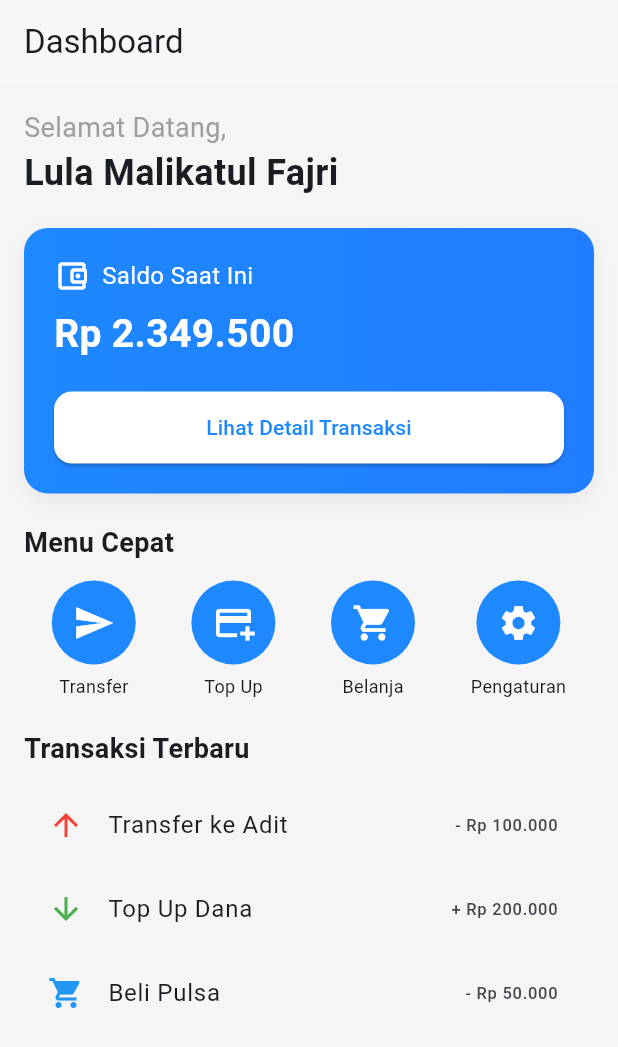
After one commit to lulamalik23/prak-mobilelanjut-2307051011, a Flutter app: the DashboardScreen screen opened by its route, on a phone screen of 412 x 824 dp. The commit adds this screen. Shown: the top 1047 px of the screen. Run offline on Flutter 3.47's test engine with Material 3 defaults, Android fonts, the phone set to English and light mode, and no system bars.

Commit message:
Membuat tampilan dashboard

```diff
--- a/lib/main.dart
+++ b/lib/main.dart
@@ -1,6 +1,7 @@
 import 'package:flutter/material.dart';
 import 'screens/login_screen.dart';
 import 'screens/signup_screen.dart';
+import 'package:myapp/screens/dashboard_screen.dart'; // ✅ sudah diimport
 
 void main() => runApp(const JustduitApp());
 
@@ -42,6 +43,7 @@ class JustduitApp extends StatelessWidget {
       routes: {
         '/': (context) => const LoginScreen(), // default = Sign In
         '/signup': (context) => const SignupScreen(),
+        '/dashboard': (context) => const DashboardScreen(), //
       }, // routes
     ); // MaterialApp
   }
--- /dev/null
+++ b/lib/screens/dashboard_screen.dart
@@ -0,0 +1,157 @@
+import 'package:flutter/material.dart';
+
+class DashboardScreen extends StatelessWidget {
+  static const String route = '/dashboard';
+
+  const DashboardScreen({super.key});
+
+  @override
+  Widget build(BuildContext context) {
+    return Scaffold(
+      backgroundColor: Colors.grey[100], // Latar belakang abu-abu muda
+      appBar: AppBar(
+        title: const Text('Dashboard'),
+        backgroundColor: Colors.white,
+        elevation: 1,
+        automaticallyImplyLeading: false,
+      ),
+      body: ListView(
+        padding: const EdgeInsets.all(16.0), // Jarak dari tepi layar
+        children: [
+          // --- Teks Sapaan ---
+          const Text(
+            'Selamat Datang,',
+            style: TextStyle(fontSize: 18, color: Colors.grey),
+          ),
+          const Text(
+            'Lula Malikatul Fajri',
+            style: TextStyle(fontSize: 24, fontWeight: FontWeight.bold),
+          ),
+          const SizedBox(height: 20),
+
+          // --- Kartu Informasi Saldo ---
+          Container(
+            width: double.infinity,
+            padding: const EdgeInsets.all(20),
+            decoration: BoxDecoration(
+              gradient: const LinearGradient(
+                colors: [Color(0xFF1E88FF), Color(0xFF207DFF)],
+              ),
+              borderRadius: BorderRadius.circular(16),
+              boxShadow: [
+                BoxShadow(
+                  color: Colors.grey.withOpacity(0.15),
+                  blurRadius: 10,
+                  offset: const Offset(0, 5),
+                ),
+              ],
+            ),
+            child: Column(
+              crossAxisAlignment: CrossAxisAlignment.start,
+              children: [
+                // Judul saldo
+                Row(
+                  children: const [
+                    Icon(
+                      Icons.account_balance_wallet_outlined,
+                      color: Colors.white,
+                    ),
+                    SizedBox(width: 8),
+                    Text(
+                      'Saldo Saat Ini',
+                      style: TextStyle(fontSize: 16, color: Colors.white),
+                    ),
+                  ],
+                ),
+                const SizedBox(height: 8),
+                const Text(
+                  'Rp 2.349.500',
+                  style: TextStyle(
+                    fontSize: 26,
+                    fontWeight: FontWeight.bold,
+                    color: Colors.white,
+                  ),
+                ),
+                const SizedBox(height: 20),
+
+                // Tombol lihat detail transaksi
+                SizedBox(
+                  width: double.infinity,
+                  child: ElevatedButton(
+                    onPressed: () {},
+                    style: ElevatedButton.styleFrom(
+                      backgroundColor: Colors.white,
+                      foregroundColor: const Color(0xFF1E88FF),
+                      padding: const EdgeInsets.symmetric(vertical: 14),
+                      shape: RoundedRectangleBorder(
+                        borderRadius: BorderRadius.circular(12),
+                      ),
+                    ),
+                    child: const Text('Lihat Detail Transaksi'),
+                  ),
+                ),
+              ],
+            ),
+          ),
+
+          const SizedBox(height: 20),
+
+          // --- Menu Cepat ---
+          const Text(
+            'Menu Cepat',
+            style: TextStyle(fontSize: 18, fontWeight: FontWeight.bold),
+          ),
+          const SizedBox(height: 12),
+          Row(
+            mainAxisAlignment: MainAxisAlignment.spaceAround,
+            children: [
+              _buildQuickAction(Icons.send, 'Transfer'),
+              _buildQuickAction(Icons.add_card, 'Top Up'),
+              _buildQuickAction(Icons.shopping_cart, 'Belanja'),
+              _buildQuickAction(Icons.settings, 'Pengaturan'),
+            ],
+          ),
+
+          const SizedBox(height: 20),
+
+          // --- Transaksi Terbaru ---
+          const Text(
+            'Transaksi Terbaru',
+            style: TextStyle(fontSize: 18, fontWeight: FontWeight.bold),
+          ),
+          const SizedBox(height: 10),
+          const ListTile(
+            leading: Icon(Icons.arrow_upward, color: Colors.red),
+            title: Text('Transfer ke Adit'),
+            trailing: Text('- Rp 100.000'),
+          ),
+          const ListTile(
+            leading: Icon(Icons.arrow_downward, color: Colors.green),
+            title: Text('Top Up Dana'),
+            trailing: Text('+ Rp 200.000'),
+          ),
+          const ListTile(
+            leading: Icon(Icons.shopping_cart, color: Colors.blue),
+            title: Text('Beli Pulsa'),
+            trailing: Text('- Rp 50.000'),
+          ),
+        ],
+      ),
+    );
+  }
+
+  // --- Widget kecil untuk Menu Cepat ---
+  static Widget _buildQuickAction(IconData icon, String label) {
+    return Column(
+      children: [
+        CircleAvatar(
+          radius: 28,
+          backgroundColor: const Color(0xFF1E88FF),
+          child: Icon(icon, color: Colors.white, size: 28),
+        ),
+        const SizedBox(height: 6),
+        Text(label, style: const TextStyle(fontSize: 12)),
+      ],
+    );
+  }
+}
--- a/lib/screens/login_screen.dart
+++ b/lib/screens/login_screen.dart
@@ -146,10 +146,23 @@ class _LoginScreenState extends State<LoginScreen> {
                       ),
                       const SizedBox(height: 6),
 
+
                       primaryButton('Sign In Now', () {
-                        ScaffoldMessenger.of(context).showSnackBar(
-                          const SnackBar(content: Text('Sign In tapped')),
-                        );
+                        if (_email.text.isEmpty || _pass.text.isEmpty) {
+                          ScaffoldMessenger.of(context).showSnackBar(
+                            const SnackBar(
+                              content: Text(
+                                  'Email dan Password tidak boleh kosong!'),
+                              backgroundColor: Colors.red,
+                            ),
+                          );
+                        } else {
+                          Navigator.pushNamedAndRemoveUntil(
+                            context,
+                            '/dashboard',
+                            (route) => false,
+                          );
+                        }
                       }),
                       const SizedBox(height: 14),
 
```
